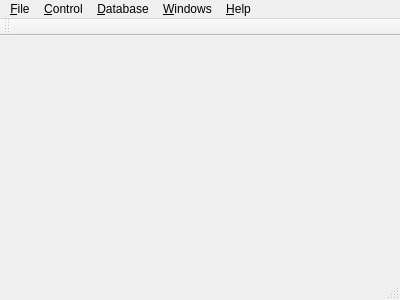
The window that src/mainwindow.ui (thetazzbot/karaokeplayer) describes before a commit, drawn with Qt 5.
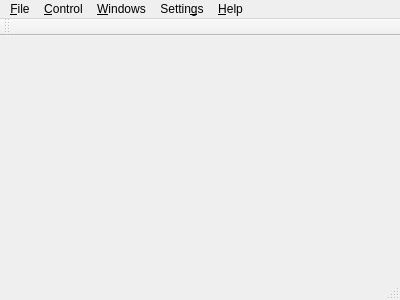
The same window after the commit.

Diff of the .ui file:
```diff
--- a/src/mainwindow.ui
+++ b/src/mainwindow.ui
@@ -20,7 +20,7 @@
      <x>0</x>
      <y>0</y>
      <width>400</width>
-     <height>27</height>
+     <height>24</height>
     </rect>
    </property>
    <widget class="QMenu" name="menu_File">
@@ -58,7 +58,7 @@
    </widget>
    <widget class="QMenu" name="menuDatabase">
     <property name="title">
-     <string>&amp;Database</string>
+     <string>Settin&amp;gs</string>
     </property>
     <addaction name="actionUpdate_the_database"/>
     <addaction name="separator"/>
@@ -66,8 +66,8 @@
    </widget>
    <addaction name="menu_File"/>
    <addaction name="menuPlayer"/>
-   <addaction name="menuDatabase"/>
    <addaction name="menuWindows"/>
+   <addaction name="menuDatabase"/>
    <addaction name="menu_Help"/>
   </widget>
   <widget class="QToolBar" name="mainToolBar">
```
Left out of the diff: 16 changed lines with no effect on the pictures.
